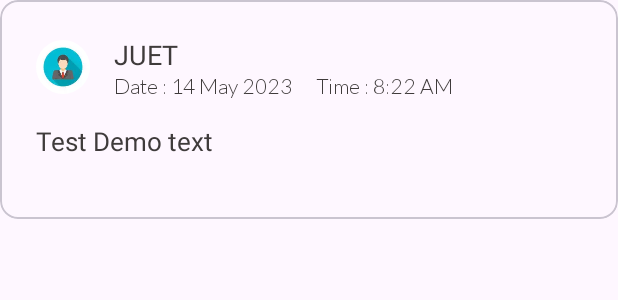
After one commit to TheScriptRailoth/College-App, an Android app: the layout newsfeed_item_layout.xml on its own in the app's theme, with its tools: preview values and no code run, on a phone screen of 412 x 824 dp. The commit adds this screen. Shown: the top 300 px of the screen. Run offline under Robolectric (Android 15) with nearby library versions, the phone set to English and light mode, and no system bars.

Commit message:
COLLEGE APP: Added code to fetch Notice Data from database
Signed-off-by: TheScriptRailoth <am3718440@gmail.com>

```diff
--- a/app/build.gradle
+++ b/app/build.gradle
@@ -25,8 +25,6 @@ android {
     }
 }
 dependencies {
-    //implementation 'com.github.smarteist:autoimageslider:1.4.0'
-//    implementation 'com.github.smarteist:autoimageslider:1.4.0-appcompat'
     implementation 'androidx.appcompat:appcompat:1.6.1'
     implementation 'androidx.appcompat:appcompat:1.6.1'
     implementation 'com.google.android.material:material:1.9.0'
@@ -39,4 +37,7 @@ dependencies {
     implementation 'com.google.android.material:material:1.3.0-alpha01'
     implementation platform('com.google.firebase:firebase-bom:32.0.0')
     implementation 'com.google.firebase:firebase-analytics-ktx'
+    implementation 'de.hdodenhof:circleimageview:3.0.1'
+    implementation 'com.github.bumptech.glide:glide:4.15.1'
+    implementation 'com.google.firebase:firebase-database:20.2.1'
 }
--- a/app/src/main/java/com/notebook/collegeapp/MainActivity.java
+++ b/app/src/main/java/com/notebook/collegeapp/MainActivity.java
@@ -40,8 +40,6 @@ public class MainActivity extends AppCompatActivity implements NavigationView.On
         toggle= new ActionBarDrawerToggle(this, drawerLayout,R.string.start, R.string.close);
         drawerLayout.addDrawerListener(toggle);
         toggle.syncState();
-
-       //Objects.requireNonNull(getSupportActionBar()).setDisplayHomeAsUpEnabled(true);
         ActionBar actionBar;
         actionBar = getSupportActionBar();
         if (actionBar != null) {
--- /dev/null
+++ b/app/src/main/res/drawable/ic_image.xml
@@ -0,0 +1,5 @@
+<vector android:height="24dp" android:tint="#FFFFFF"
+    android:viewportHeight="24" android:viewportWidth="24"
+    android:width="24dp" xmlns:android="http://schemas.android.com/apk/res/android">
+    <path android:fillColor="@android:color/white" android:pathData="M19,7v2.99s-1.99,0.01 -2,0L17,7h-3s0.01,-1.99 0,-2h3L17,2h2v3h3v2h-3zM16,11L16,8h-3L13,5L5,5c-1.1,0 -2,0.9 -2,2v12c0,1.1 0.9,2 2,2h12c1.1,0 2,-0.9 2,-2v-8h-3zM5,19l3,-4 2,3 3,-4 4,5L5,19z"/>
+</vector>
--- /dev/null
+++ b/app/src/main/res/layout/newsfeed_item_layout.xml
@@ -0,0 +1,108 @@
+<?xml version="1.0" encoding="utf-8"?>
+<com.google.android.material.card.MaterialCardView xmlns:android="http://schemas.android.com/apk/res/android"
+    android:layout_width="match_parent"
+    android:layout_height="wrap_content">
+
+    <LinearLayout
+        android:layout_width="match_parent"
+        android:layout_height="wrap_content"
+        android:orientation="vertical"
+        android:padding="16dp"
+        android:layout_margin="8dp">
+
+        <LinearLayout
+            android:layout_width="match_parent"
+            android:layout_height="wrap_content"
+            android:gravity="center_vertical"
+            android:orientation="horizontal"
+            >
+
+            <de.hdodenhof.circleimageview.CircleImageView
+                android:layout_width="36dp"
+                android:layout_height="36dp"
+                android:src="@drawable/teacheravatar">
+
+            </de.hdodenhof.circleimageview.CircleImageView>
+
+            <LinearLayout
+                android:layout_width="match_parent"
+                android:layout_height="wrap_content"
+                android:layout_marginLeft="16dp"
+                android:orientation="vertical">
+
+                <TextView
+
+                    android:layout_width="match_parent"
+                    android:layout_height="wrap_content"
+                    android:text="JUET"
+                    android:textSize="18dp"
+                    android:textColor="@color/textColor">
+
+                </TextView>
+
+                <LinearLayout
+                    android:layout_width="match_parent"
+                    android:layout_height="wrap_content"
+                    android:orientation="horizontal">
+                    <TextView
+                        android:layout_width="wrap_content"
+                        android:layout_height="wrap_content"
+                        android:text="Date : "
+                        android:fontFamily="@string/light"
+                        android:textSize="@dimen/text_size01"
+                        android:textColor="@color/textColor"/>
+                    <TextView
+                        android:id="@+id/date"
+                        android:layout_width="wrap_content"
+                        android:layout_height="wrap_content"
+                        android:text="14 May 2023"
+                        android:fontFamily="@string/light"
+                        android:textSize="@dimen/text_size01"
+                        android:textColor="@color/textColor"/>
+                    <TextView
+                        android:layout_width="wrap_content"
+                        android:layout_height="wrap_content"
+                        android:text="Time : "
+                        android:layout_marginLeft="@dimen/text_margin"
+                        android:fontFamily="@string/light"
+                        android:textSize="@dimen/text_size01"
+                        android:textColor="@color/textColor"/>
+                    <TextView
+                        android:id="@+id/time"
+                        android:layout_width="wrap_content"
+                        android:layout_height="wrap_content"
+                        android:text="8:22 AM"
+                        android:fontFamily="@string/light"
+                        android:textSize="@dimen/text_size01"
+                        android:textColor="@color/textColor"/>
+                </LinearLayout>
+
+            </LinearLayout>
+
+
+        </LinearLayout>
+
+        <TextView
+            android:id="@+id/deleteNoticeTitle"
+            android:layout_width="wrap_content"
+            android:layout_height="wrap_content"
+            android:text="Test Demo text"
+            android:textSize="17sp"
+            android:layout_marginVertical="@dimen/text_margin"
+            android:textColor="@color/textColor">
+
+        </TextView>
+
+        <ImageView
+            android:id="@+id/deleteNoticeImage"
+            android:layout_width="match_parent"
+            android:layout_height="wrap_content"
+            android:scaleType="fitXY">
+
+        </ImageView>
+
+    </LinearLayout>
+
+
+
+</com.google.android.material.card.MaterialCardView>
```
Also changed, not shown: app/src/main/java/com/notebook/collegeapp/ui/notice/NoticeAdapter.java (added, +88 -0 lines), app/src/main/java/com/notebook/collegeapp/ui/notice/NoticeData.java (added, +57 -0 lines), app/src/main/java/com/notebook/collegeapp/ui/notice/NoticeFragment.java (+51 -3 lines), app/src/main/res/layout/fragment_notice.xml (+15 -5 lines), app/src/main/res/drawable/teacheravatar.webp (added).
